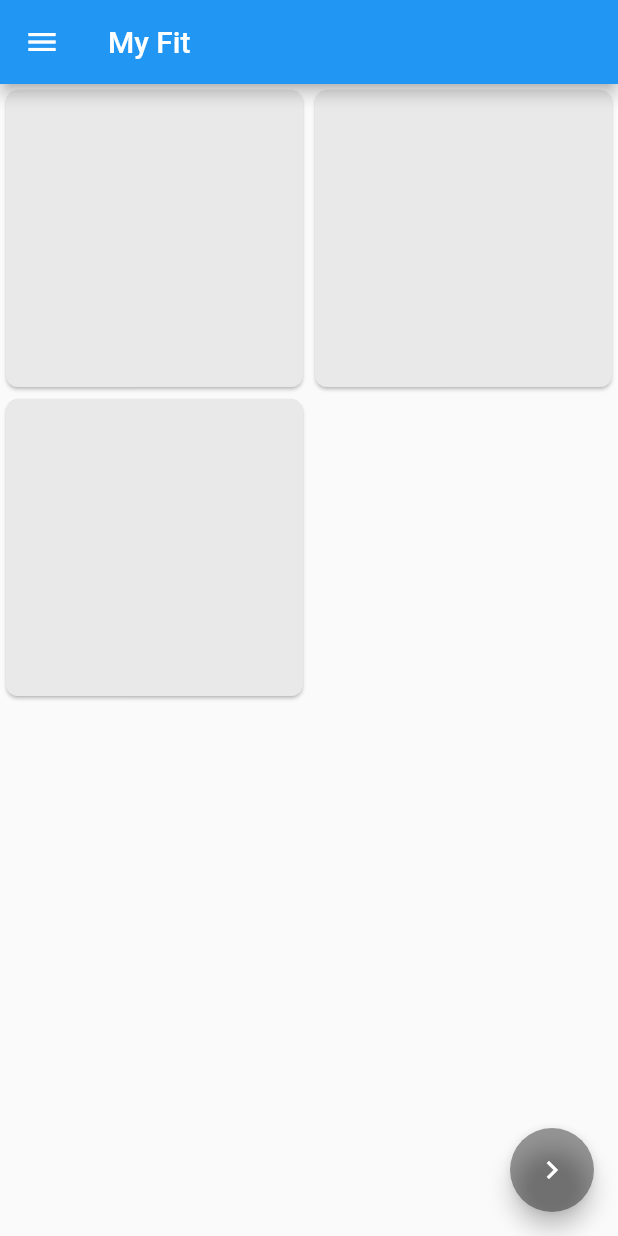
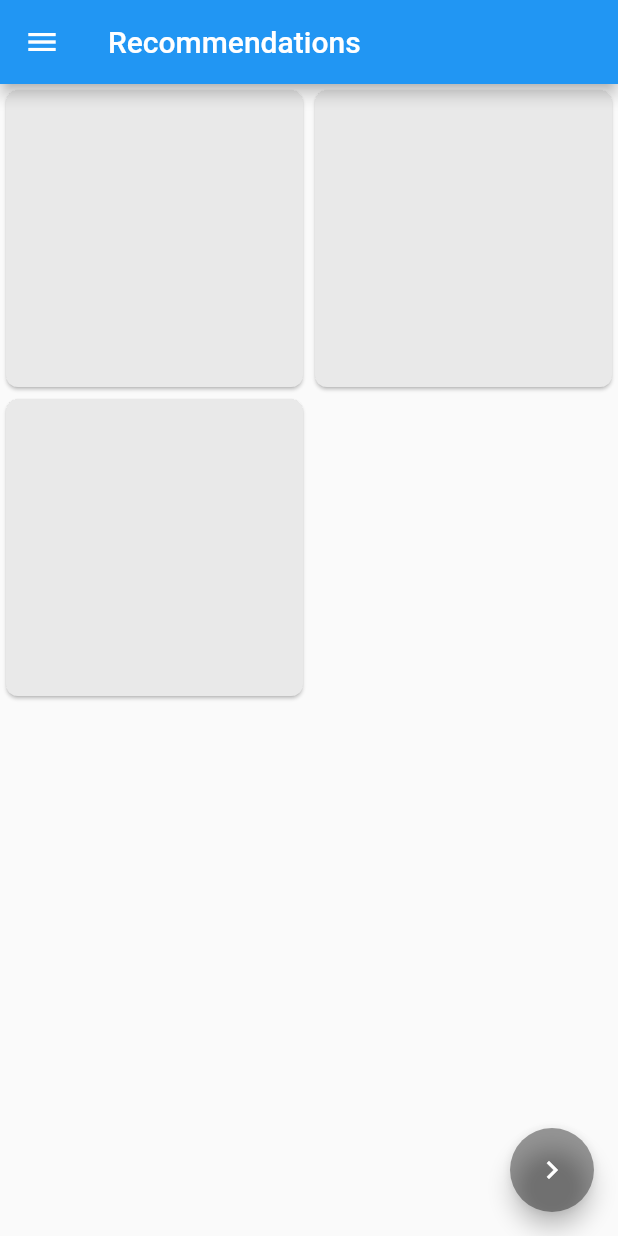
Before and after one commit to chernodub/my-fit-flutter-uni, a Flutter app: the first screen one second after launch, on a phone screen of 412 x 824 dp. Run offline on Flutter 3.47's test engine with Material 2 defaults, Android fonts, the phone set to English and light mode, and no system bars; our stand-ins replace validators; accounts and stored records are empty.

```diff
--- a/lib/home-page.dart
+++ b/lib/home-page.dart
@@ -8,7 +8,7 @@ import 'package:my_fit/common/main-drawer.dart';
 import 'package:provider/provider.dart';
 
 class HomePage extends StatefulWidget {
-  static const title = 'My Fit';
+  static const title = 'Recommendations';
   HomePage({Key key}) : super(key: key);
 
   @override
@@ -153,6 +153,7 @@ class _FabNextItemGroup extends StatelessWidget {
           backgroundColor: isFabDisabled ? theme.disabledColor : null,
           heroTag: 'Next',
           onPressed: isFabDisabled ? null : this.onClickCallback,
+          tooltip: 'Get next reccomendation',
           child: Icon(Icons.navigate_next),
         );
       },
```
Also changed, not shown: lib/common/main-drawer.dart (+5 -2 lines).
